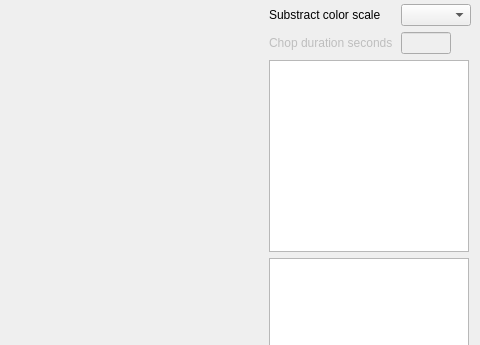
First picture: the form in mainMenu.ui, repository iMhack/NanoMotion, before the edit; both pictures show x 641 to 1121 and y 276 to 621 of the 1121 by 1016 pixel window.
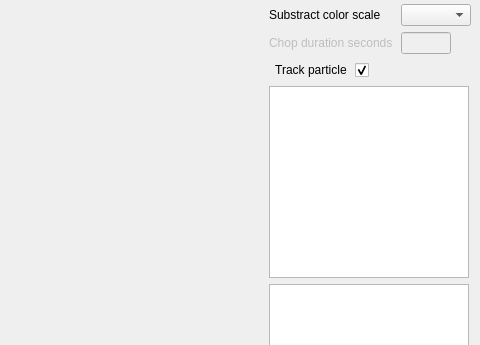
Second picture: the form after the edit.

Commit message: Added a simple way to select to follow the particle. Tracking is still not good.

Diff of the .ui file:
```diff
--- a/mainMenu.ui
+++ b/mainMenu.ui
@@ -481,6 +481,19 @@
           </property>
          </widget>
         </item>
+        <item row="12" column="0">
+         <widget class="QCheckBox" name="checkBox_track">
+          <property name="layoutDirection">
+           <enum>Qt::RightToLeft</enum>
+          </property>
+          <property name="text">
+           <string>Track particle </string>
+          </property>
+          <property name="checked">
+           <bool>true</bool>
+          </property>
+         </widget>
+        </item>
        </layout>
       </item>
       <item>
```
The commit also changes 4 other files.
